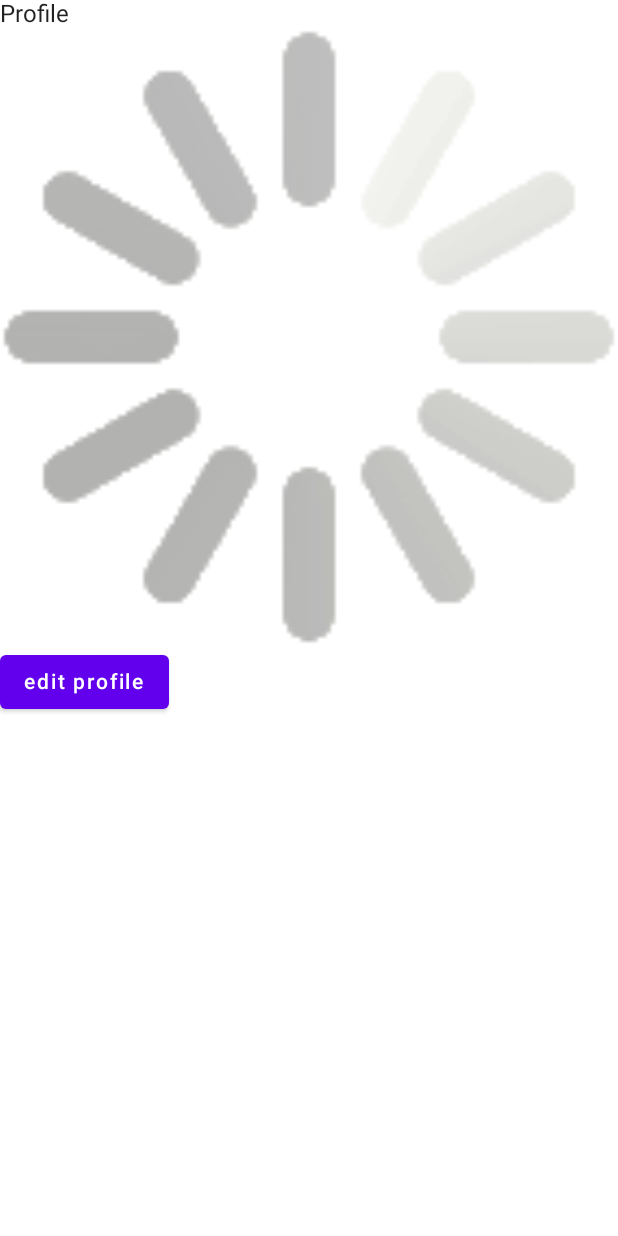
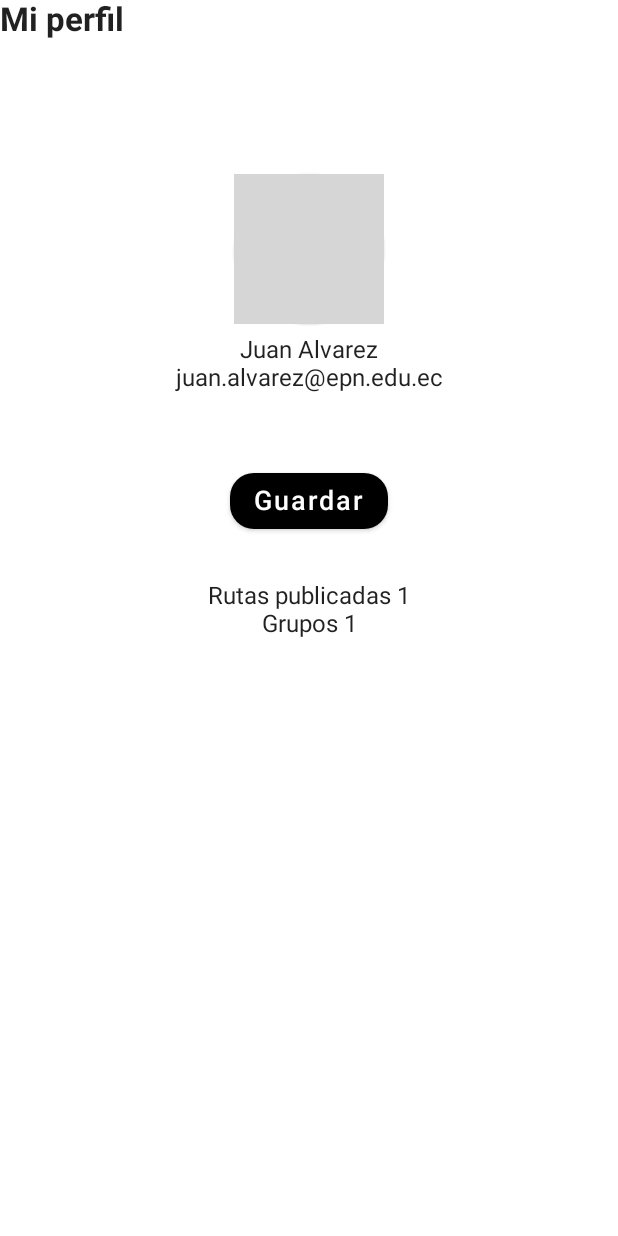
Before and after one commit to JuanDanielAlvarez/Bicyo, an Android app built with Jetpack Compose: the @Preview function ProfilePreview, on a phone screen of 412 x 824 dp. Run offline under Robolectric (Android 15) with nearby library versions, the phone set to English and light mode, and no system bars; pictures from the network do not load; grey boxes are pictures that could not be loaded.

Commit message:
feat: Interfaces EditProfile and Profile
Finish Interfaces

```diff
--- a/app/src/main/java/com/bicyo/bicyo/ui/screens/Profile.kt
+++ b/app/src/main/java/com/bicyo/bicyo/ui/screens/Profile.kt
@@ -1,37 +1,137 @@
 package com.bicyo.bicyo.ui.screens
 
-import androidx.compose.foundation.layout.Box
-import androidx.compose.foundation.layout.Column
-import androidx.compose.foundation.layout.fillMaxSize
-import androidx.compose.material.Button
-import androidx.compose.material.Text
+import android.net.Uri
+import androidx.activity.compose.rememberLauncherForActivityResult
+import androidx.activity.result.contract.ActivityResultContracts
+import androidx.compose.foundation.Image
+import androidx.compose.foundation.clickable
+import androidx.compose.foundation.layout.*
+import androidx.compose.foundation.shape.CircleShape
+import androidx.compose.foundation.shape.RoundedCornerShape
+import androidx.compose.material.*
+import androidx.compose.material.icons.Icons
+import androidx.compose.material.icons.filled.Key
+import androidx.compose.material.icons.filled.Person
 import androidx.compose.runtime.Composable
+import androidx.compose.runtime.mutableStateOf
+import androidx.compose.runtime.remember
+import androidx.compose.runtime.saveable.rememberSaveable
+import androidx.compose.ui.Alignment
 import androidx.compose.ui.Modifier
+import androidx.compose.ui.graphics.Color
+import androidx.compose.ui.layout.ContentScale
+import androidx.compose.ui.text.TextStyle
+import androidx.compose.ui.text.font.FontWeight
+import androidx.compose.ui.text.input.PasswordVisualTransformation
+import androidx.compose.ui.text.input.VisualTransformation
 import androidx.compose.ui.tooling.preview.Preview
+import androidx.compose.ui.unit.dp
+import androidx.compose.ui.unit.sp
 import androidx.navigation.NavHostController
 import androidx.navigation.compose.rememberNavController
+import coil.compose.rememberImagePainter
+import com.bicyo.bicyo.R
 import com.bicyo.bicyo.entities.User
 import com.bicyo.bicyo.ui.components.ImageFromUrl
 import com.bicyo.bicyo.ui.theme.BicyoTheme
 
 @Composable
 fun Profile(navController: NavHostController, userId: Int?) {
+    val currentUserId = 1
+    val user = User(1,"juan.alvarez@epn.edu.ec","Juan Alvarez","","https://images.pexels.com/photos/220453/pexels-photo-220453.jpeg",1,1, listOf(), listOf())
+    val name = remember {
+        mutableStateOf(user.name)
+    }
+    val email = remember {
+        mutableStateOf(user.email)
+    }
+    val password = remember {
+        mutableStateOf("")
+    }
+
+    val passwordVisible = remember {
+        mutableStateOf(false)
+    }
+
+    val description = remember {
+        mutableStateOf(user.description)
+    }
+
+    val imageUri = rememberSaveable { mutableStateOf(user.profilePictureUrl) }
+    val painter = rememberImagePainter(
+        if (imageUri.value.isEmpty())
+            R.drawable.spinner
+        else
+            imageUri.value
+    )
+    val launcher = rememberLauncherForActivityResult(
+        contract = ActivityResultContracts.GetContent()
+    ) { uri: Uri? ->
+        uri?.let { imageUri.value = it.toString() }
+    }
+
+    Spacer(modifier = Modifier.height(16.dp))
+
+    Text(text = "Mi perfil",
+        style = TextStyle(
+            fontSize = 22.sp,
+            fontWeight = FontWeight.Bold)
+    )
+
     Column(
+        horizontalAlignment = Alignment.CenterHorizontally,
+        verticalArrangement = Arrangement.Top,
         modifier = Modifier
             .fillMaxSize()
     ){
-        Text(text = "Profile")
+        Spacer(modifier = Modifier.height(100.dp))
+        Column(
+            modifier = Modifier
+                .padding(8.dp)
+                .fillMaxWidth(),
+            horizontalAlignment = Alignment.CenterHorizontally
+        ) {
+            Card(
+                shape = CircleShape,
+                modifier = Modifier
+                    .padding(8.dp)
+                    .size(100.dp)
+            ) {
+                Image(
+                    painter = painter,
+                    contentDescription = null,
+                    modifier = Modifier
+                        .wrapContentSize()
+                        .clickable { launcher.launch("image/*") },
+                    contentScale = ContentScale.Crop
+                )
+            }
 
-        val user = User(1,"juan.alvarez@epn.edu.ec","Juan Alvarez","","https://images.pexels.com/photos/220453/pexels-photo-220453.jpeg",1,1, listOf(), listOf())
+            Text(user.name)
+            Text(user.email)
+            Text(user.description)
 
-        ImageFromUrl(url = user.profilePictureUrl)
+            Spacer(modifier = Modifier.height(30.dp))
 
-        Button(onClick = {
-            navController.navigate("edit_profile/${userId}")
-        }) {
-            Text(text = "edit profile")
+            Button(onClick = { navController.navigate("explore/${currentUserId}") },
+                colors = ButtonDefaults.buttonColors(
+                    backgroundColor = Color(0xFF000000),
+                    contentColor = Color(0xFFFFFFFF)
+                ),
+                shape = RoundedCornerShape(16.dp)
+            ) {
+                Text(text = "Guardar",
+                    fontSize = 18.sp)
+            }
+
+            Spacer(modifier = Modifier.height(30.dp))
+
+            Text("Rutas publicadas ".plus(user.publishedRoutes))
+            Text("Grupos ".plus(user.numberOfGroups))
+
         }
     }
+
 }
 
 
```
Also changed, not shown: app/src/main/java/com/bicyo/bicyo/ui/screens/EditProfile.kt (+25 -12 lines).
